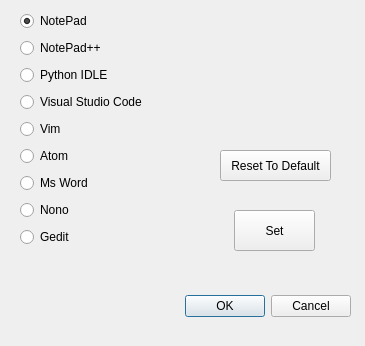
Qt form EditorChoserDialog.ui (ayieko168/PYUIC-GUI-Converter-PyQt) before a commit.
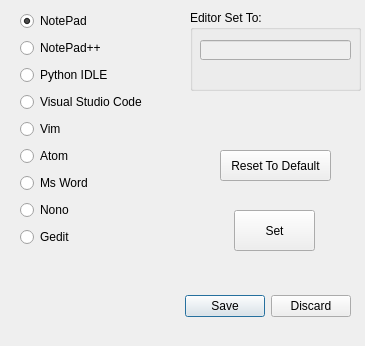
The same form after that commit. Icons and pictures are not drawn.

```diff
--- a/EditorChoserDialog.ui
+++ b/EditorChoserDialog.ui
@@ -26,7 +26,7 @@
     <enum>Qt::Horizontal</enum>
    </property>
    <property name="standardButtons">
-    <set>QDialogButtonBox::Cancel|QDialogButtonBox::Ok</set>
+    <set>QDialogButtonBox::Discard|QDialogButtonBox::Save</set>
    </property>
   </widget>
   <widget class="QWidget" name="verticalLayoutWidget">
@@ -181,6 +181,32 @@
     <string>Reset To Default</string>
    </property>
   </widget>
+  <widget class="QGroupBox" name="groupBox">
+   <property name="geometry">
+    <rect>
+     <x>190</x>
+     <y>10</y>
+     <width>171</width>
+     <height>81</height>
+    </rect>
+   </property>
+   <property name="title">
+    <string>Editor Set To: </string>
+   </property>
+   <widget class="QLineEdit" name="lineEdit">
+    <property name="enabled">
+     <bool>false</bool>
+    </property>
+    <property name="geometry">
+     <rect>
+      <x>10</x>
+      <y>30</y>
+      <width>151</width>
+      <height>20</height>
+     </rect>
+    </property>
+   </widget>
+  </widget>
  </widget>
  <resources/>
  <connections>
```
Left out of the diff: 2 changed lines with no effect on the pictures.
